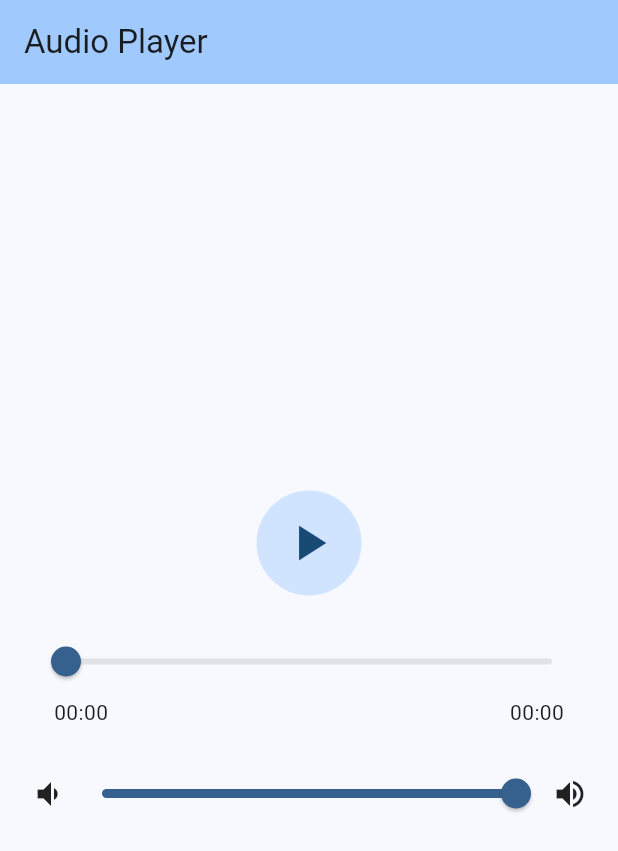
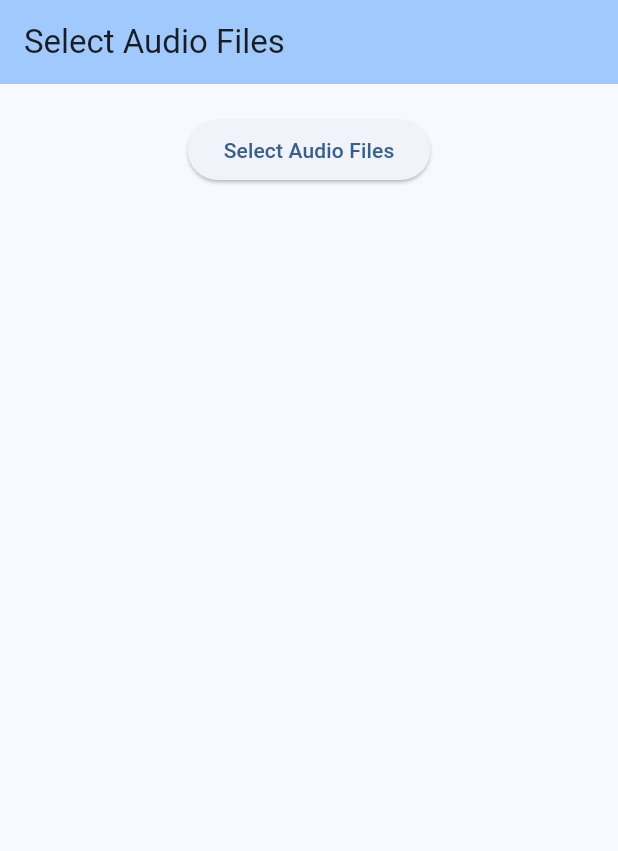
Before and after one commit to Asif-Raza-Dev/onevoice, a Flutter app: the screen it shows after launch, on a phone screen of 412 x 824 dp. Shown: the top 851 px of the screen. Run offline on Flutter 3.47's test engine with Material 3 defaults, Android fonts, the phone set to English and light mode, and no system bars; our stand-ins replace audioplayers, file_picker.

Commit message:
now selected file name is also shown in the app, next is to run the audio file"
q

```diff
--- a/lib/main.dart
+++ b/lib/main.dart
@@ -1,6 +1,7 @@
 import 'package:flutter/material.dart';
-import 'package:just_audio/just_audio.dart';
-import 'package:permission_handler/permission_handler.dart';
+import 'package:file_picker/file_picker.dart';
+import 'package:audioplayers/audioplayers.dart';
+import 'package:flutter/foundation.dart' show kIsWeb;
 
 void main() {
   runApp(const MyApp());
@@ -12,80 +13,62 @@ class MyApp extends StatelessWidget {
   @override
   Widget build(BuildContext context) {
     return MaterialApp(
-      title: 'Audio Player',
+      title: 'Audio File Selector',
       theme: ThemeData(
         colorScheme: ColorScheme.fromSeed(seedColor: Colors.blue),
         useMaterial3: true,
       ),
-      home: const AudioPlayerScreen(),
+      home: const AudioFileSelectorScreen(),
     );
   }
 }
 
-class AudioPlayerScreen extends StatefulWidget {
-  const AudioPlayerScreen({super.key});
+class AudioFileSelectorScreen extends StatefulWidget {
+  const AudioFileSelectorScreen({super.key});
 
   @override
-  State<AudioPlayerScreen> createState() => _AudioPlayerScreenState();
+  State<AudioFileSelectorScreen> createState() => _AudioFileSelectorScreenState();
 }
 
-class _AudioPlayerScreenState extends State<AudioPlayerScreen> {
-  final AudioPlayer _audioPlayer = AudioPlayer();
-  bool _isPlaying = false;
-  Duration _duration = Duration.zero;
-  Duration _position = Duration.zero;
+class _AudioFileSelectorScreenState extends State<AudioFileSelectorScreen> {
+  List<Map<String, dynamic>> _audioFiles = [];
 
-  @override
-  void initState() {
-    super.initState();
-    _setupAudioPlayer();
-    _requestPermissions();
-  }
+  Future<void> _selectAudioFiles() async {
+    FilePickerResult? result = await FilePicker.platform.pickFiles(
+      type: FileType.audio,
+      allowMultiple: true,
+    );
 
-  Future<void> _requestPermissions() async {
-    await Permission.storage.request();
-  }
-
-  void _setupAudioPlayer() {
-    // Listen to audio duration changes
-    _audioPlayer.durationStream.listen((duration) {
-      if (duration != null) {
-        setState(() => _duration = duration);
+    if (result != null) {
+      for (var file in result.files) {
+        if (kIsWeb) {
+          // For web, use the bytes property
+          if (file.bytes != null) {
+            _audioFiles.add({
+              'name': file.name,
+              'duration': 'Duration not available on web', // Duration cannot be fetched on web
+            });
+          }
+        } else {
+          // For mobile/desktop, use the path
+          final audioPlayer = AudioPlayer();
+          final duration = await audioPlayer.setUrl(file.path!);
+          _audioFiles.add({
+            'name': file.name,
+            'duration': duration,
+          });
+          audioPlayer.dispose();
+        }
       }
-    });
-
-    // Listen to audio position changes
-    _audioPlayer.positionStream.listen((position) {
-      setState(() => _position = position);
-    });
-
-    // Listen to player state changes
-    _audioPlayer.playerStateStream.listen((playerState) {
-      setState(() {
-        _isPlaying = playerState.playing;
-      });
-    });
-  }
-
-  String _formatDuration(Duration duration) {
-    String twoDigits(int n) => n.toString().padLeft(2, '0');
-    final hours = twoDigits(duration.inHours);
-    final minutes = twoDigits(duration.inMinutes.remainder(60));
-    final seconds = twoDigits(duration.inSeconds.remainder(60));
-    return duration.inHours > 0 ? '$hours:$minutes:$seconds' : '$minutes:$seconds';
-  }
-
-  @override
-  void dispose() {
-    _audioPlayer.dispose();
-    super.dispose();
+      setState(() {});
+    }
   }
 
   @override
   Widget build(BuildContext context) {
     return Scaffold(
       appBar: AppBar(
-        title: const Text('Audio Player'),
+        title: const Text('Select Audio Files'),
         backgroundColor: Theme.of(context).colorScheme.inversePrimary,
       ),
       body: Padding(
@@ -93,72 +76,21 @@ class _AudioPlayerScreenState extends State<AudioPlayerScreen> {
         child: Column(
           mainAxisAlignment: MainAxisAlignment.center,
           children: [
-            // Play/Pause Button
-            CircleAvatar(
-              radius: 35,
-              child: IconButton(
-                icon: Icon(
-                  _isPlaying ? Icons.pause : Icons.play_arrow,
-                  size: 40,
-                ),
-                onPressed: () async {
-                  if (_isPlaying) {
-                    await _audioPlayer.pause();
-                  } else {
-                    // For testing, we'll use a sample audio file
-                    // Replace this URL with your audio file
-                    await _audioPlayer.setUrl(
-                      'https://www.soundhelix.com/examples/mp3/SoundHelix-Song-1.mp3',
-                    );
-                    await _audioPlayer.play();
-                  }
+            ElevatedButton(
+              onPressed: _selectAudioFiles,
+              child: const Text('Select Audio Files'),
+            ),
+            const SizedBox(height: 20),
+            Expanded(
+              child: ListView.builder(
+                itemCount: _audioFiles.length,
+                itemBuilder: (context, index) {
+                  return ListTile(
+                    title: Text(_audioFiles[index]['name']),
+                    subtitle: Text('Duration: ${_audioFiles[index]['duration']}'),
+                  );
                 },
               ),
-            ),
-            const SizedBox(height: 20),
-
-            // Progress Bar
-            Slider(
-              min: 0,
-              max: _duration.inSeconds.toDouble(),
-              value: _position.inSeconds.toDouble(),
-              onChanged: (value) async {
-                final position = Duration(seconds: value.toInt());
-                await _audioPlayer.seek(position);
-              },
-            ),
-
-            // Duration Labels
-            Padding(
-              padding: const EdgeInsets.symmetric(horizontal: 16),
-              child: Row(
-                mainAxisAlignment: MainAxisAlignment.spaceBetween,
-                children: [
-                  Text(_formatDuration(_position)),
-                  Text(_formatDuration(_duration)),
-                ],
-              ),
-            ),
-
-            const SizedBox(height: 20),
-
-            // Volume Control
-            Row(
-              mainAxisAlignment: MainAxisAlignment.center,
-              children: [
-                const Icon(Icons.volume_down),
-                Expanded(
-                  child: Slider(
-                    value: _audioPlayer.volume,
-                    onChanged: (value) {
-                      setState(() {
-                        _audioPlayer.setVolume(value);
-                      });
-                    },
-                  ),
-                ),
-                const Icon(Icons.volume_up),
-              ],
             ),
           ],
         ),
--- a/pubspec.yaml
+++ b/pubspec.yaml
@@ -10,6 +10,8 @@ environment:
 dependencies:
   flutter:
     sdk: flutter
+  file_picker: ^5.0.0
+  audioplayers: ^0.20.1
   cupertino_icons: ^1.0.8
   just_audio: ^0.9.36
   permission_handler: ^11.3.0
```
Also changed, not shown: pubspec.lock, 1 other file.
